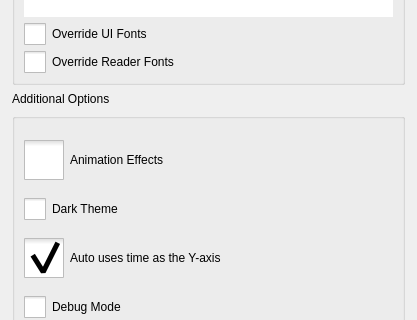
ic005k/Knot-Legacy, file src/Preferences.ui: the form before one commit; both pictures show x 0 to 417 and y 181 to 501 of the 417 by 623 pixel window.
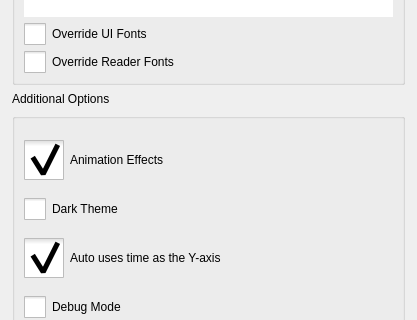
The form after the commit. Icons and pictures are not drawn.

Patch:
```diff
--- a/src/Preferences.ui
+++ b/src/Preferences.ui
@@ -210,6 +210,9 @@
         <property name="text">
          <string>Animation Effects</string>
         </property>
+        <property name="checked">
+         <bool>true</bool>
+        </property>
        </widget>
       </item>
       <item>
```
